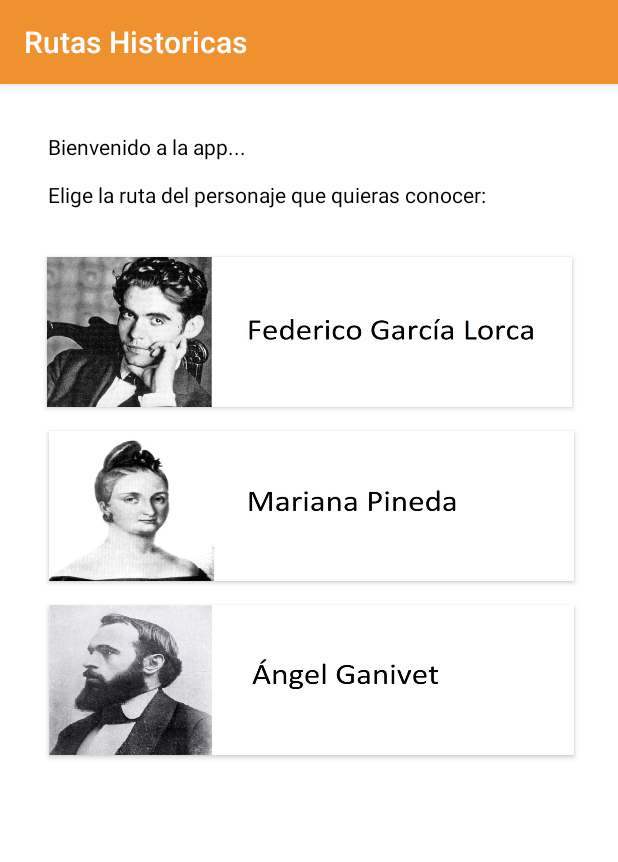
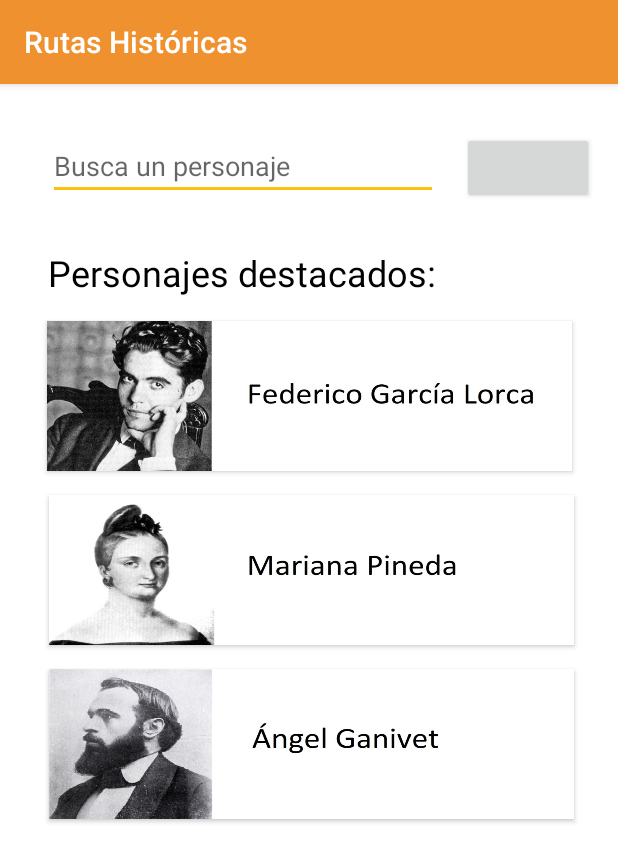
Before and after one commit to norbertoalfa/Rutas_Historicas, an Android app: the screen it shows after launch (MainActivity), on a phone screen of 412 x 824 dp. Shown: the top 862 px of the screen. Run offline under Robolectric (Android 15) with nearby library versions, the phone set to English and light mode, and no system bars.

Commit message:
Actualización de MainActivity. He añadido un buscador (no implementado) y quitado el texto de bienvenida.

```diff
--- a/app/src/main/res/layout/activity_main.xml
+++ b/app/src/main/res/layout/activity_main.xml
@@ -7,30 +7,33 @@
     tools:context=".MainActivity">
 
     <TextView
-        android:id="@+id/textView"
+        android:id="@+id/personajes_destacados"
         android:layout_width="0dp"
         android:layout_height="wrap_content"
-        android:layout_marginLeft="32dp"
+        android:layout_marginStart="32dp"
         android:layout_marginTop="32dp"
-        android:layout_marginRight="32dp"
-        android:text="@string/mensaje_bienvenida"
+        android:layout_marginEnd="32dp"
+        android:text="@string/personajes_destacados"
         android:textColor="@color/colorText"
+        android:textSize="24sp"
+        app:layout_constraintHorizontal_bias="0.0"
         app:layout_constraintLeft_toLeftOf="parent"
         app:layout_constraintRight_toRightOf="parent"
-        app:layout_constraintTop_toTopOf="parent" />
+        app:layout_constraintStart_toStartOf="parent"
+        app:layout_constraintTop_toBottomOf="@+id/buscador_personajes" />
 
     <Button
         android:id="@+id/boton_federico"
         android:layout_width="350dp"
         android:layout_height="100dp"
         android:layout_marginStart="64dp"
-        android:layout_marginTop="32dp"
+        android:layout_marginTop="16dp"
         android:layout_marginEnd="64dp"
         android:background="@drawable/federico_img_text"
         android:onClick="irPantallaPersonaje"
         app:layout_constraintEnd_toEndOf="parent"
         app:layout_constraintStart_toStartOf="parent"
-        app:layout_constraintTop_toBottomOf="@+id/textView" />
+        app:layout_constraintTop_toBottomOf="@+id/personajes_destacados" />
 
     <Button
         android:id="@+id/boton_mariana_pineda"
@@ -60,4 +63,31 @@
         app:layout_constraintStart_toStartOf="parent"
         app:layout_constraintTop_toBottomOf="@+id/boton_mariana_pineda" />
 
+    <EditText
+        android:id="@+id/buscador_personajes"
+        android:layout_width="0dp"
+        android:layout_height="wrap_content"
+        android:layout_marginStart="32dp"
+        android:layout_marginTop="32dp"
+        android:ems="10"
+        android:hint="@string/busca_personaje"
+        android:inputType="textPersonName"
+        app:layout_constraintEnd_toStartOf="@+id/boton_buscar"
+        app:layout_constraintHorizontal_bias="0.5"
+        app:layout_constraintStart_toStartOf="parent"
+        app:layout_constraintTop_toTopOf="parent"
+        android:importantForAutofill="no" />
+
+    <Button
+        android:id="@+id/boton_buscar"
+        android:layout_width="wrap_content"
+        android:layout_height="wrap_content"
+        android:layout_marginStart="16dp"
+        android:layout_marginTop="32dp"
+        android:layout_marginEnd="16dp"
+        app:layout_constraintEnd_toEndOf="parent"
+        app:layout_constraintStart_toEndOf="@+id/buscador_personajes"
+        app:layout_constraintTop_toTopOf="parent"
+        tools:text="@string/buscar" />
+
 </androidx.constraintlayout.widget.ConstraintLayout>
--- a/app/src/main/res/values/strings.xml
+++ b/app/src/main/res/values/strings.xml
@@ -1,6 +1,8 @@
 <resources>
-    <string name="app_name">Rutas Historicas</string>
-    <string name="mensaje_bienvenida">Bienvenido a la app...\n \nElige la ruta del personaje que quieras conocer:</string>
+    <string name="app_name">Rutas Históricas</string>
+    <string name="busca_personaje">Busca un personaje</string>
+    <string name="buscar">Buscar</string>
+    <string name="personajes_destacados">Personajes destacados:</string>
     <string name="nombre_federico">Federico García Lorca</string>
     <string name="descripcion_federico">Federico García Lorca era un poeta que...</string>
     <string name="iniciar_ruta">Iniciar ruta</string>
```
